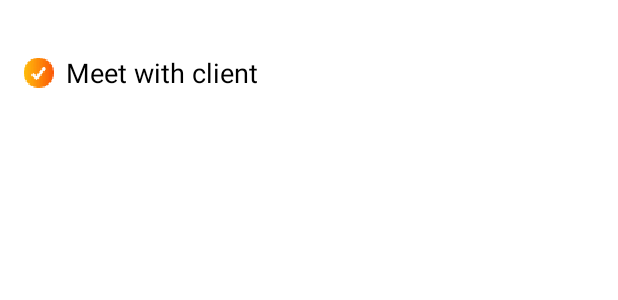
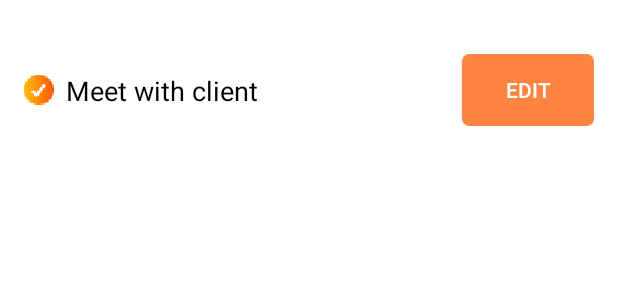
Before and after one commit to ALAA999/TODO-List-APP, an Android app: the layout item_task_list.xml on its own in the app's theme, with its tools: preview values and no code run, on a phone screen of 412 x 824 dp. Shown: the top 300 px of the screen. Run offline under Robolectric (Android 15) with nearby library versions, the phone set to English and light mode, and no system bars.

```diff
--- a/app/src/main/java/com/alaa/todolistapp/common/Constants.java
+++ b/app/src/main/java/com/alaa/todolistapp/common/Constants.java
@@ -5,5 +5,6 @@ public class Constants {
     // Keys
     public static final String TODO_LIST_ID = "todo_list_id";
 
-    public static final String TODO_TABLE_NAME = "todo";
+    public static final String TODO_TABLE_NAME = "todos";
+    public static final String TASK_TABLE_NAME = "tasks";
 }
--- a/app/src/main/java/com/alaa/todolistapp/list/ViewTaskActivity.java
+++ b/app/src/main/java/com/alaa/todolistapp/list/ViewTaskActivity.java
@@ -27,6 +27,8 @@ public class ViewTaskActivity extends BaseActivity implements View.OnClickListen
 
     @Override
     public void onClick(View view) {
-
+        if (view.getId() == R.id.back) {
+            onBackPressed();
+        }
     }
 }
--- a/app/src/main/java/com/alaa/todolistapp/list/adapter/ToDoListAdapter.java
+++ b/app/src/main/java/com/alaa/todolistapp/list/adapter/ToDoListAdapter.java
@@ -1,6 +1,7 @@
 package com.alaa.todolistapp.list.adapter;
 
 import android.content.Context;
+import android.util.Log;
 import android.view.LayoutInflater;
 import android.view.View;
 import android.view.ViewGroup;
@@ -37,6 +38,7 @@ public class ToDoListAdapter extends RecyclerView.Adapter<ToDoListAdapter.ViewHo
     public void onBindViewHolder(@NonNull ViewHolder viewHolder, int i) {
         final ToDoList toDoList = list.get(i);
         viewHolder.binding.name.setText(toDoList.getName());
+        Log.e("task" , toDoList.getTasks().toString());
         viewHolder.binding.tasksNumber.setText(context.getString(R.string.tasks, toDoList.getTasks().size()));
     }
 
--- a/app/src/main/res/layout/item_task_list.xml
+++ b/app/src/main/res/layout/item_task_list.xml
@@ -33,4 +33,17 @@
         app:layout_constraintStart_toEndOf="@+id/check_image"
         app:layout_constraintTop_toTopOf="parent"
         tools:text="Meet with client" />
+
+    <androidx.appcompat.widget.AppCompatButton
+        android:id="@+id/edit"
+        android:layout_width="wrap_content"
+        android:layout_height="wrap_content"
+        android:background="@drawable/rounded_edittext_shape"
+        android:backgroundTint="@color/orange"
+        android:foreground="?selectableItemBackground"
+        android:text="@string/edit"
+        android:textColor="@color/white"
+        app:layout_constraintBottom_toBottomOf="parent"
+        app:layout_constraintEnd_toEndOf="parent"
+        app:layout_constraintTop_toTopOf="parent" />
 </androidx.constraintlayout.widget.ConstraintLayout>
--- a/app/src/main/res/values/strings.xml
+++ b/app/src/main/res/values/strings.xml
@@ -27,4 +27,5 @@
     <string name="cancel">Cancel</string>
     <string name="tasks">%1$d tasks</string>
     <string name="view_task">View task</string>
+    <string name="edit">Edit</string>
 </resources>
```
Also changed, not shown: app/src/main/java/com/alaa/todolistapp/list/DailyActivity.java (+59 -16 lines), app/src/main/java/com/alaa/todolistapp/list/ListActivity.java (+10 -3 lines), app/src/main/java/com/alaa/todolistapp/list/adapter/TaskListAdapter.java (+11 -4 lines), app/src/main/java/com/alaa/todolistapp/models/Task.java (+19 -0 lines), app/src/main/java/com/alaa/todolistapp/models/ToDoList.java (+4 -3 lines).
